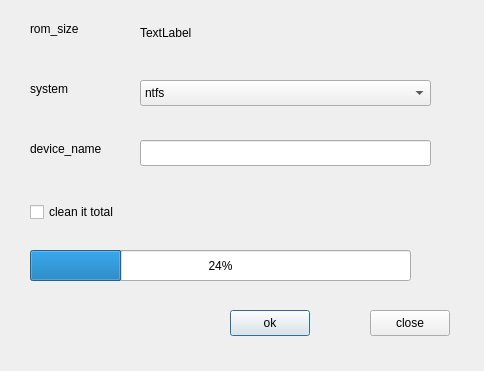
Old version of the form libpeony-qt/windows/format_dialog.ui in the repository ukui/peony.
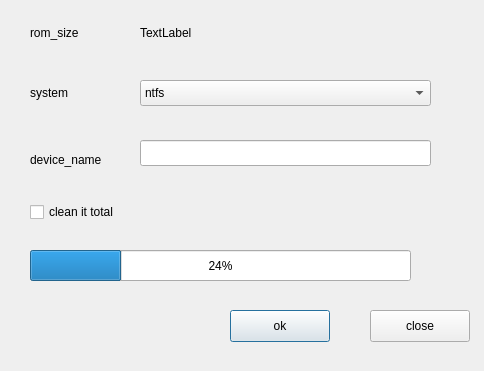
New version of the form.

Commit message: [Fix] adjust ui for format-dialog and about-dialog Link #43948

Patch:
```diff
--- a/libpeony-qt/windows/format_dialog.ui
+++ b/libpeony-qt/windows/format_dialog.ui
@@ -25,7 +25,7 @@
      <x>30</x>
      <y>20</y>
      <width>151</width>
-     <height>18</height>
+     <height>26</height>
     </rect>
    </property>
    <property name="text">
@@ -38,7 +38,7 @@
      <x>30</x>
      <y>80</y>
      <width>151</width>
-     <height>18</height>
+     <height>26</height>
     </rect>
    </property>
    <property name="text">
@@ -74,9 +74,9 @@
    <property name="geometry">
     <rect>
      <x>30</x>
-     <y>140</y>
+     <y>147</y>
      <width>101</width>
-     <height>18</height>
+     <height>26</height>
     </rect>
    </property>
    <property name="text">
@@ -114,8 +114,8 @@
     <rect>
      <x>230</x>
      <y>310</y>
-     <width>80</width>
-     <height>26</height>
+     <width>100</width>
+     <height>32</height>
     </rect>
    </property>
    <property name="text">
@@ -127,8 +127,8 @@
     <rect>
      <x>370</x>
      <y>310</y>
-     <width>80</width>
-     <height>26</height>
+     <width>100</width>
+     <height>32</height>
     </rect>
    </property>
    <property name="text">
```
The commit also changes 1 other file.
